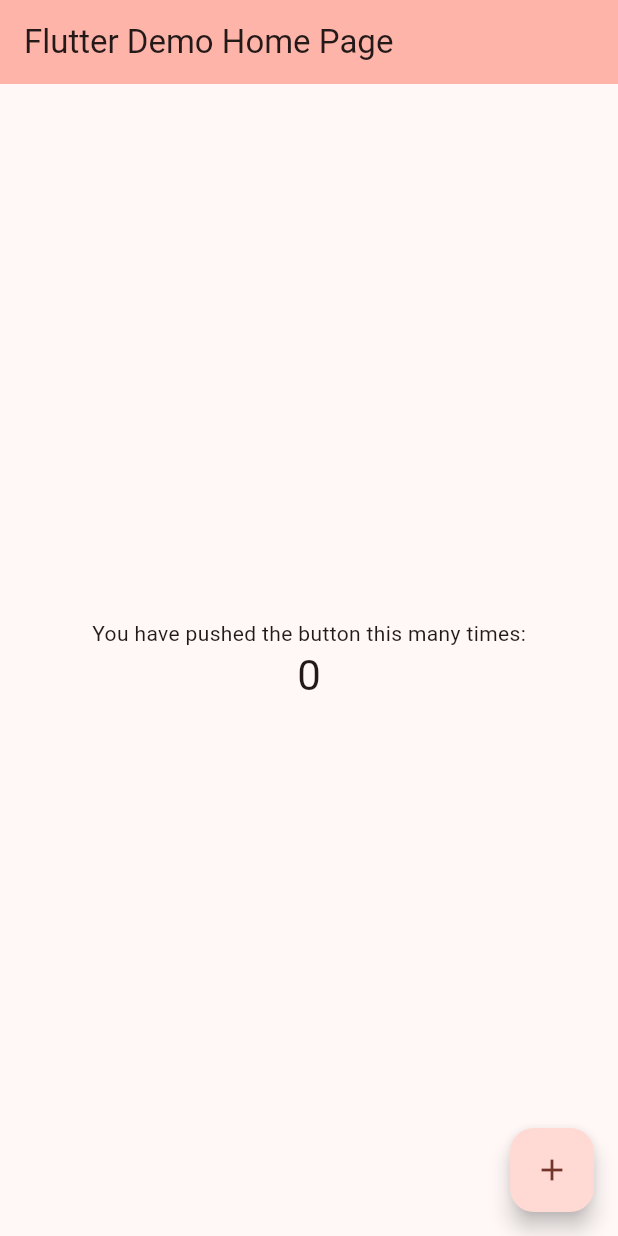
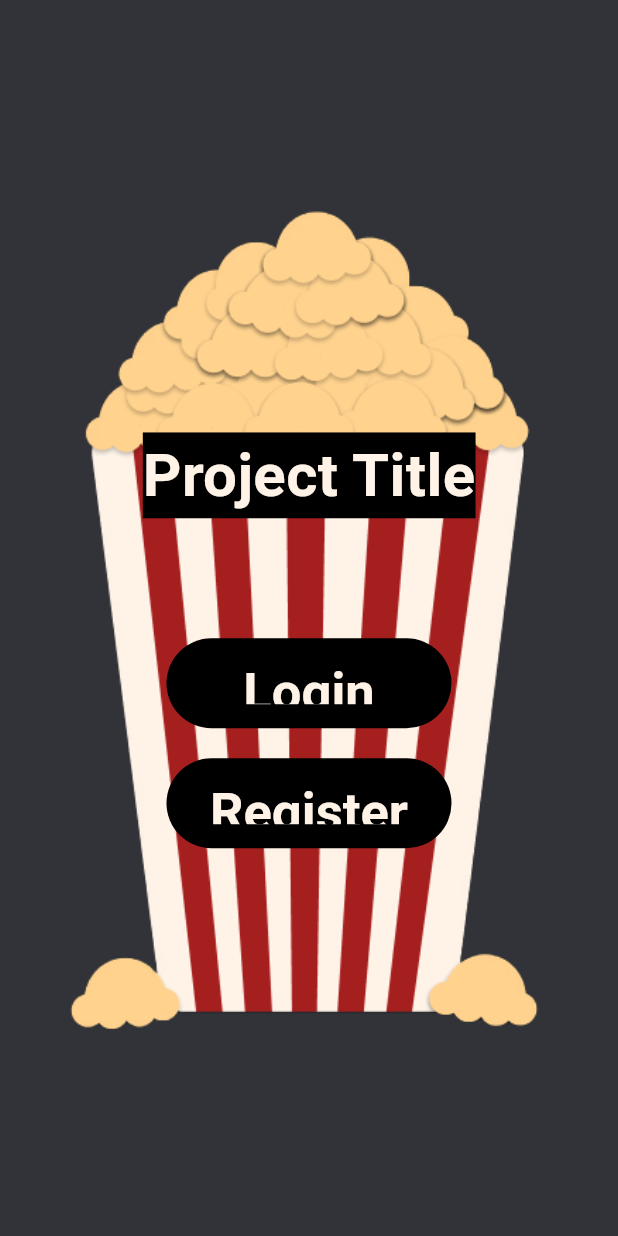
Before and after one commit to Emily-gensch/group5-largeproject, a Flutter app: the screen it shows after launch, on a phone screen of 412 x 824 dp. Run offline on Flutter 3.47's test engine with Material 3 defaults, Android fonts, the phone set to English and light mode, and no system bars; missing offline and left inert: elliptic_text.

Commit message:
welcome screen

```diff
--- /dev/null
+++ b/my_app/lib/constants.dart
@@ -0,0 +1,8 @@
+import 'package:flutter/material.dart';
+
+const primaryRed = Color(0xFFA51F1F);
+const primaryCream = Color(0xFFFFF3E8);
+const secondaryCream = Color(0xFFACA095);
+const primaryBackground = Color(0xFF313338);
+const primaryNavBar = Color(0xFF222328);
+const selectNavBar = Color(0xFF000000);
--- a/my_app/lib/main.dart
+++ b/my_app/lib/main.dart
@@ -1,4 +1,6 @@
 import 'package:flutter/material.dart';
+import 'package:my_app/screens/welcome/welcome_screen.dart';
+import 'package:my_app/constants.dart';
 
 void main() {
   runApp(const MyApp());
@@ -11,100 +13,13 @@
   @override
   Widget build(BuildContext context) {
     return MaterialApp(
-      title: 'Flutter Demo',
+      debugShowCheckedModeBanner: false,
+      title: 'Large Project',
       theme: ThemeData(
-        colorScheme: ColorScheme.fromSeed(seedColor: Colors.red),
-        useMaterial3: true,
+        primaryColor: primaryRed,
+        scaffoldBackgroundColor: primaryBackground,
       ),
-      home: const MyHomePage(title: 'Flutter Demo Home Page'),
+      home: WelcomeScreen(),
     );
   }
 }
-
-class MyHomePage extends StatefulWidget {
-  const MyHomePage({super.key, required this.title});
-
-  // This widget is the home page of your application. It is stateful, meaning
-  // that it has a State object (defined below) that contains fields that affect
-  // how it looks.
-
-  // This class is the configuration for the state. It holds the values (in this
-  // case the title) provided by the parent (in this case the App widget) and
-  // used by the build method of the State. Fields in a Widget subclass are
-  // always marked "final".
-
-  final String title;
-
-  @override
-  State<MyHomePage> createState() => _MyHomePageState();
-}
-
-class _MyHomePageState extends State<MyHomePage> {
-  int _counter = 0;
-
-  void _incrementCounter() {
-    setState(() {
-      // This call to setState tells the Flutter framework that something has
-      // changed in this State, which causes it to rerun the build method below
-      // so that the display can reflect the updated values. If we changed
-      // _counter without calling setState(), then the build method would not be
-      // called again, and so nothing would appear to happen.
-      _counter++;
-    });
-  }
-
-  @override
-  Widget build(BuildContext context) {
-    // This method is rerun every time setState is called, for instance as done
-    // by the _incrementCounter method above.
-    //
-    // The Flutter framework has been optimized to make rerunning build methods
-    // fast, so that you can just rebuild anything that needs updating rather
-    // than having to individually change instances of widgets.
-    return Scaffold(
-      appBar: AppBar(
-        // TRY THIS: Try changing the color here to a specific color (to
-        // Colors.amber, perhaps?) and trigger a hot reload to see the AppBar
-        // change color while the other colors stay the same.
-        backgroundColor: Theme.of(context).colorScheme.inversePrimary,
-        // Here we take the value from the MyHomePage object that was created by
-        // the App.build method, and use it to set our appbar title.
-        title: Text(widget.title),
-      ),
-      body: Center(
-        // Center is a layout widget. It takes a single child and positions it
-        // in the middle of the parent.
-        child: Column(
-          // Column is also a layout widget. It takes a list of children and
-          // arranges them vertically. By default, it sizes itself to fit its
-          // children horizontally, and tries to be as tall as its parent.
-          //
-          // Column has various properties to control how it sizes itself and
-          // how it positions its children. Here we use mainAxisAlignment to
-          // center the children vertically; the main axis here is the vertical
-          // axis because Columns are vertical (the cross axis would be
-          // horizontal).
-          //
-          // TRY THIS: Invoke "debug painting" (choose the "Toggle Debug Paint"
-          // action in the IDE, or press "p" in the console), to see the
-          // wireframe for each widget.
-          mainAxisAlignment: MainAxisAlignment.center,
-          children: <Widget>[
-            const Text(
-              'You have pushed the button this many times:',
-            ),
-            Text(
-              '$_counter',
-              style: Theme.of(context).textTheme.headlineMedium,
-            ),
-          ],
-        ),
-      ),
-      floatingActionButton: FloatingActionButton(
-        onPressed: _incrementCounter,
-        tooltip: 'Increment',
-        child: const Icon(Icons.add),
-      ), // This trailing comma makes auto-formatting nicer for build methods.
-    );
-  }
-}
--- /dev/null
+++ b/my_app/lib/screens/login/login_screen.dart
@@ -0,0 +1,8 @@
+import 'package:flutter/material.dart';
+
+class LoginScreen extends StatelessWidget {
+  @override
+  Widget build(BuildContext context) {
+    return Scaffold();
+  }
+}
--- /dev/null
+++ b/my_app/lib/screens/register/register_screen.dart
@@ -0,0 +1,8 @@
+import 'package:flutter/material.dart';
+
+class RegisterScreen extends StatelessWidget {
+  @override
+  Widget build(BuildContext context) {
+    return Scaffold();
+  }
+}
--- /dev/null
+++ b/my_app/lib/screens/welcome/components/background.dart
@@ -0,0 +1,30 @@
+import 'package:flutter/material.dart';
+
+class Background extends StatelessWidget {
+  final Widget child;
+  const Background({
+    Key? key,
+    required this.child,
+  }) : super(key: key);
+
+  @override
+  Widget build(BuildContext context) {
+    Size size = MediaQuery.of(context).size; // total height and width of screen
+    return Container(
+      height: size.height,
+      width: double.infinity,
+      child: Stack(
+        alignment: Alignment.center,
+        children: <Widget>[
+          Positioned(
+            child: Image.asset(
+              "assets/images/popcorn_bucket.png",
+              width: size.width * 0.9,
+            ),
+          ),
+          child,
+        ],
+      ),
+    );
+  }
+}
--- /dev/null
+++ b/my_app/lib/screens/welcome/components/body.dart
@@ -0,0 +1,125 @@
+import 'package:flutter/material.dart';
+import 'package:my_app/screens/welcome/components/background.dart';
+import 'package:my_app/screens/welcome/components/button.dart';
+import 'package:my_app/screens/login/login_screen.dart';
+import 'package:my_app/screens/register/register_screen.dart';
+import 'package:my_app/constants.dart';
+import 'package:elliptic_text/elliptic_text.dart';
+
+class Body extends StatelessWidget {
+  @override
+  Widget build(BuildContext context) {
+    Size size = MediaQuery.of(context).size; // total height and width of screen
+    return Background(
+      child: Column(
+        mainAxisAlignment: MainAxisAlignment.center,
+        children: <Widget>[
+          Container (
+            padding: EdgeInsets.all(30),
+            child: Text(
+              "Project Title",
+              style: TextStyle(
+                fontWeight: FontWeight.bold,
+                fontSize: 40,
+                color: primaryCream,
+                backgroundColor: Colors.black,
+              ),
+            ),
+          ),
+          SizedBox(height: 50), // padding
+          // buttons
+          Button(
+            text: "Login",
+            press: () {
+              // placeholder for apis
+              Navigator.push(
+                context,
+                MaterialPageRoute(
+                  builder: (context) {
+                    return LoginScreen();
+                  }
+                )
+              );
+            },
+          ),
+          SizedBox(height: 20), // padding
+          Button(
+            text: "Register",
+            press: () {
+              // placeholder for apis
+              Navigator.push(
+                context,
+                MaterialPageRoute(
+                  builder: (context) {
+                    return RegisterScreen();
+                  }
+                )
+              );
+            },
+          )
+        ],
+      ),
+    );
+  }
+}
+
+final _ellipticTextStack = Stack(
+  // To draw multiple texts on the same curve, use a Stack.
+  children: [
+    // To set the size of your ellipse, wrap a SizedBox around it.
+    SizedBox(
+      height: 450.0,
+      width: 300.0,
+      child: EllipticText(
+
+        // Write a nice message to the Germans and the Spanish for being great
+        // people.
+        text: "Deutschland ist ein tolles Land... ¡y España tambien!",
+
+        // Style your text.
+        style: TextStyle(
+          color: Colors.purple,
+          fontSize: 20.0,
+
+          // Space your letters out by specifying the letterSpacing.
+          letterSpacing: 2.0,
+
+          // Text decorations are NOT supported and will throw an error if
+          // specified.
+          //decoration: TextDecoration.underline,
+
+          // Word spacing is NOT supported and will throw an error if
+          // specified.
+          //wordSpacing: 5.0,
+        ),
+
+        // Align your text nicely in the middle.
+        textAlignment: EllipticText_TextAlignment.centre,
+
+        // Draw your text at the bottom of the ellipse.
+        perimiterAlignment: EllipticText_PerimiterAlignment.bottom,
+
+        // Offset your text by -5 pixels along perimiter.
+        offset: -5.0,
+
+        // Ensure the bottom of your text faces away from the centre of the
+        // ellipse.
+        centreAlignment: EllipticText_CentreAlignment.bottomSideAway,
+
+        // Stretch text to half of the circumference of the ellipse.
+        fitFactor: 1 / 2,
+
+        // Specify how you'd like to stretch your text. By auto-adjusting
+        // the letterSpacing, the fontSize, or maybe a combo of both?
+        fitType: EllipticText_FitType.stretchFit,
+
+        // Use this to stretch your text some more.
+        stretchFactor: 1.0,
+
+        // Finally, if you're debugging your application, add the following line
+        // to see the ellipse on which your text is drawn.
+        debugStrokeWidth: 1.0,
+      ),
+    ),
+  ],
+);
--- /dev/null
+++ b/my_app/lib/screens/welcome/components/button.dart
@@ -0,0 +1,38 @@
+import 'package:flutter/material.dart';
+import 'package:my_app/constants.dart';
+
+class Button extends StatelessWidget {
+  final String text;
+  final VoidCallback press;
+
+  const Button({
+    Key? key,
+    required this.text,
+    required this.press,
+  }) : super(key: key);
+
+  @override
+  Widget build(BuildContext context) {
+    Size size = MediaQuery.of(context).size;
+    return SizedBox(
+      height: 60,
+      width: 190,
+      child: TextButton(
+        onPressed: press,
+        child: Text(
+          text,
+          style: TextStyle(
+            fontWeight: FontWeight.bold,
+            fontSize: 35,
+          ),
+        ),
+        style: TextButton.styleFrom(
+          foregroundColor: primaryCream,
+          backgroundColor: Colors.black,
+          padding: EdgeInsets.symmetric(horizontal: 24, vertical: 16),
+          textStyle: TextStyle(fontSize: 16),
+        ),
+      ),
+    );
+  }
+}
--- /dev/null
+++ b/my_app/lib/screens/welcome/welcome_screen.dart
@@ -0,0 +1,11 @@
+import 'package:flutter/material.dart';
+import 'package:my_app/screens/welcome/components/body.dart';
+
+class WelcomeScreen extends StatelessWidget {
+  @override
+  Widget build(BuildContext context) {
+    return Scaffold(
+      body: Body(),
+    );
+  }
+}
```
Also changed, not shown: my_app/pubspec.yaml (+4 -3 lines), my_app/assets/images/popcorn_bucket.png (added), my_app/pubspec.lock, 1 other file.
